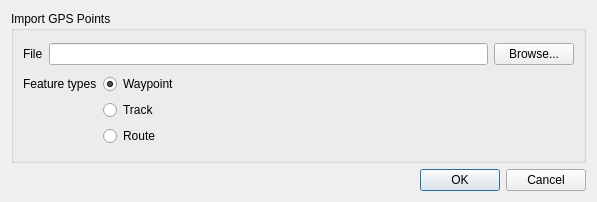
First picture: the form in ui/ui_gps_tool.ui, repository gltn/stdm, before the edit.
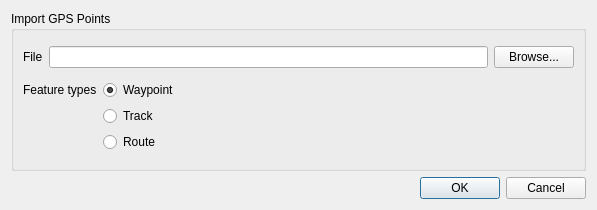
Second picture: the form after the edit. Custom widgets are drawn as their Qt base class.

```diff
--- a/ui/ui_gps_tool.ui
+++ b/ui/ui_gps_tool.ui
@@ -7,7 +7,7 @@
     <x>0</x>
     <y>0</y>
     <width>597</width>
-    <height>202</height>
+    <height>210</height>
    </rect>
   </property>
   <property name="windowTitle">
```
Left out of the diff: 2 changed lines with no effect on the pictures.
